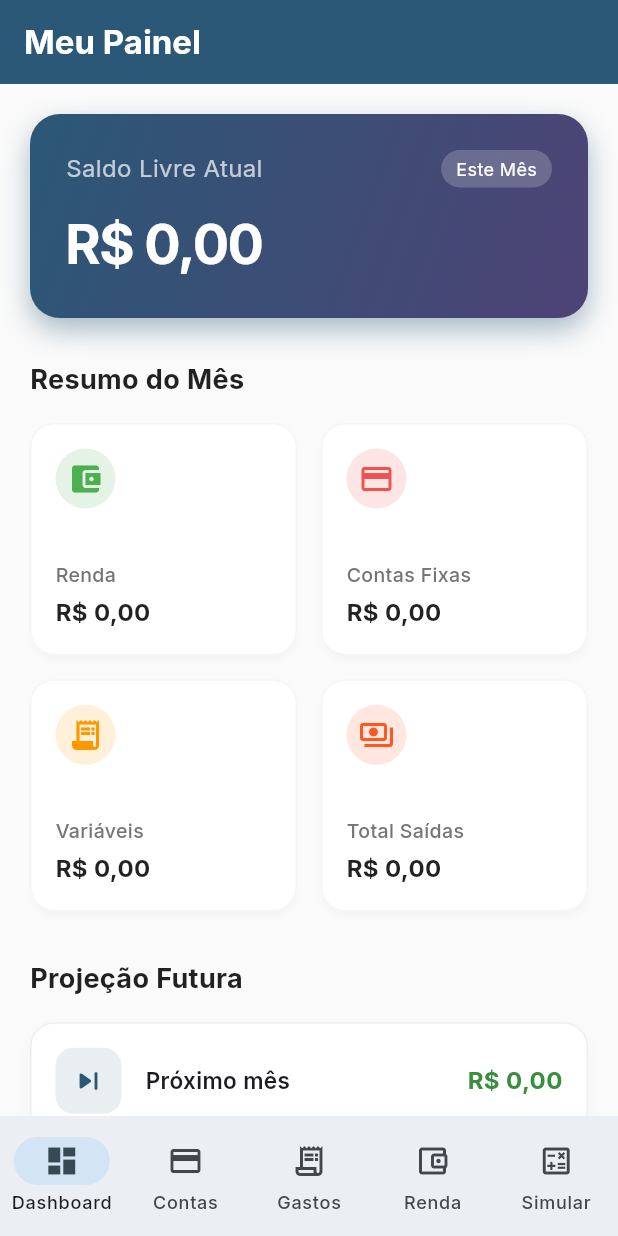
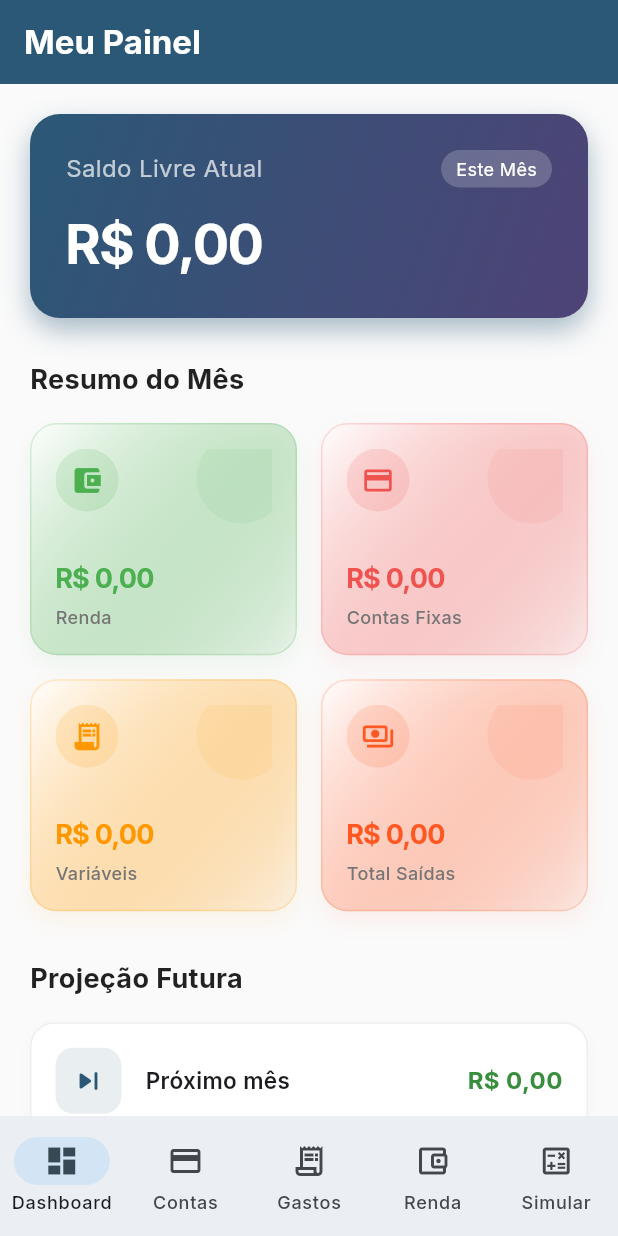
Before and after one commit to AndersonLeoni/finance_app, a Flutter app: the screen it shows after launch, on a phone screen of 412 x 824 dp. Run offline on Flutter 3.47's test engine with Material 3 defaults, Android fonts, the phone set to English and light mode, and no system bars; our stand-ins replace fl_chart, google_fonts, shared_preferences.

Commit message:
Improves dashboard card UI with animations and effects
Refines the dashboard card design for better visual feedback and engagement by adding subtle scaling animation, gradient backgrounds, and decorative glow. Enhances hierarchy and readability of displayed values and labels, and modernizes styling for a more polished user experience.

```diff
--- a/lib/screens/dashboard/dashboard_screen.dart
+++ b/lib/screens/dashboard/dashboard_screen.dart
@@ -160,66 +160,108 @@ class _DashboardScreenState extends State<DashboardScreen> {
     required Color color,
     required String tabName,
   }) {
-    return Material(
-      color: Colors.white,
-      borderRadius: BorderRadius.circular(16),
-      elevation: 2,
-      shadowColor: Colors.black.withOpacity(0.1),
+    return TweenAnimationBuilder<double>(
+      duration: const Duration(milliseconds: 200),
+      tween: Tween(begin: 1, end: 1),
+      builder: (context, scale, child) {
+        return MouseRegion(
+          onEnter: (_) => setState(() {}),
+          onExit: (_) => setState(() {}),
+          child: Transform.scale(
+            scale: scale,
+            child: Material(
+              color: Colors.transparent,
               child: InkWell(
+                borderRadius: BorderRadius.circular(18),
                 onTap: () {
                   ScaffoldMessenger.of(context).showSnackBar(
                     SnackBar(
-              content: Text(
-                'Acesse a aba "$tabName" no menu inferior para gerenciar.',
-              ),
-              duration: const Duration(seconds: 2),
+                      content: Text('Abra "$tabName" no menu inferior'),
                       behavior: SnackBarBehavior.floating,
                     ),
                   );
                 },
-        borderRadius: BorderRadius.circular(16),
                 child: Container(
                   padding: const EdgeInsets.all(16),
                   decoration: BoxDecoration(
-            borderRadius: BorderRadius.circular(16),
-            border: Border.all(color: Colors.grey.shade100),
+                    borderRadius: BorderRadius.circular(18),
+                    gradient: LinearGradient(
+                      colors: [Colors.white, color.withOpacity(0.05)],
+                      begin: Alignment.topLeft,
+                      end: Alignment.bottomRight,
                     ),
-          child: Column(
+                    border: Border.all(color: color.withOpacity(0.2), width: 1),
+                    boxShadow: [
+                      BoxShadow(
+                        color: color.withOpacity(0.08),
+                        blurRadius: 12,
+                        offset: const Offset(0, 6),
+                      ),
+                    ],
+                  ),
+                  child: Stack(
+                    children: [
+                      // Glow decorativo
+                      Positioned(
+                        right: -10,
+                        top: -10,
+                        child: Container(
+                          width: 60,
+                          height: 60,
+                          decoration: BoxDecoration(
+                            color: color.withOpacity(0.08),
+                            shape: BoxShape.circle,
+                          ),
+                        ),
+                      ),
+
+                      Column(
                         crossAxisAlignment: CrossAxisAlignment.start,
-            mainAxisAlignment: MainAxisAlignment.center,
                         children: [
+                          // Ícone
                           Container(
-                padding: const EdgeInsets.all(8),
+                            padding: const EdgeInsets.all(10),
                             decoration: BoxDecoration(
                               color: color.withOpacity(0.15),
                               shape: BoxShape.circle,
                             ),
-                child: Icon(icon, color: color, size: 24),
+                            child: Icon(icon, color: color, size: 22),
                           ),
+
                           const Spacer(),
+
+                          // Valor GRANDE (mais importante)
+                          Text(
+                            value,
+                            style: TextStyle(
+                              fontSize: 18,
+                              fontWeight: FontWeight.bold,
+                              color: color,
+                              letterSpacing: -0.5,
+                            ),
+                          ),
+
+                          const SizedBox(height: 4),
+
+                          // Label menor
                           Text(
                             title,
                             style: TextStyle(
                               color: Colors.grey.shade600,
-                  fontSize: 13,
+                              fontSize: 12,
                               fontWeight: FontWeight.w500,
                             ),
                           ),
-              const SizedBox(height: 4),
-              Text(
-                value,
-                style: const TextStyle(
-                  fontWeight: FontWeight.bold,
-                  fontSize: 16,
-                  color: Colors.black87,
-                ),
-                maxLines: 1,
-                overflow: TextOverflow.ellipsis,
+                        ],
                       ),
                     ],
                   ),
                 ),
               ),
+            ),
+          ),
+        );
+      },
     );
   }
 
```
Lines whose indentation alone changed are shown as unchanged.
